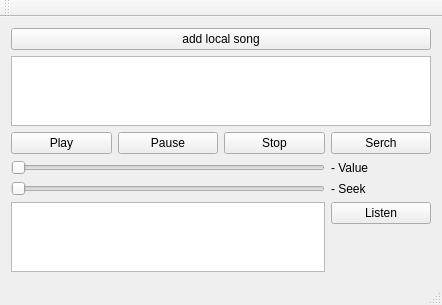
Old version of the form AlcoParty-Widgets/mainwindow.ui in the repository QuasarApp/SoundBand.
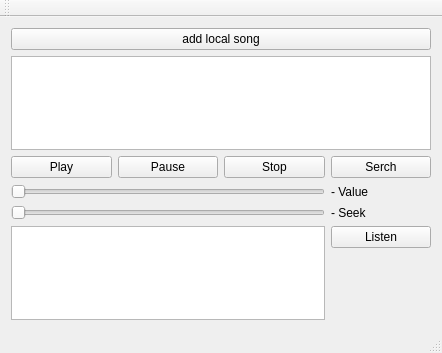
New version of the form.

Commit message: added server model

Patch:
```diff
--- a/AlcoParty-Widgets/mainwindow.ui
+++ b/AlcoParty-Widgets/mainwindow.ui
@@ -7,7 +7,7 @@
     <x>0</x>
     <y>0</y>
     <width>442</width>
-    <height>259</height>
+    <height>353</height>
    </rect>
   </property>
   <property name="windowTitle">
@@ -17,9 +17,6 @@
    <layout class="QVBoxLayout" name="verticalLayout">
     <item>
      <layout class="QGridLayout" name="gridLayout">
-      <item row="6" column="0" colspan="3">
-       <widget class="QListView" name="ServersView"/>
-      </item>
       <item row="2" column="1">
        <widget class="QPushButton" name="Pause">
         <property name="text">
@@ -117,6 +114,9 @@
         </attribute>
        </widget>
       </item>
+      <item row="6" column="0" colspan="3">
+       <widget class="QTableView" name="ServersView"/>
+      </item>
      </layout>
     </item>
    </layout>
```
Left out of the diff: 2 changed lines with no effect on the pictures. The commit also changes 2 other files.
